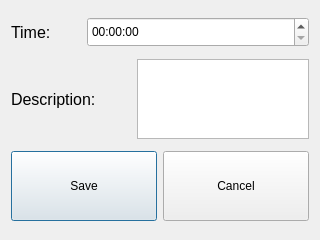
Before: the Qt Designer form QT_framework/neweventdialog.ui in radziminski/radziminski, drawn with Qt 5.
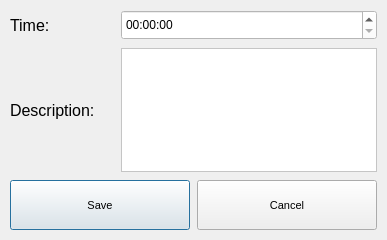
After: the same form once the commit is applied.

What changed in the file:
```diff
--- a/QT_framework/neweventdialog.ui
+++ b/QT_framework/neweventdialog.ui
@@ -14,13 +14,31 @@
    <string>Dialog</string>
   </property>
   <layout class="QVBoxLayout" name="verticalLayout" stretch="1,1,0">
+   <property name="spacing">
+    <number>8</number>
+   </property>
+   <property name="leftMargin">
+    <number>10</number>
+   </property>
+   <property name="topMargin">
+    <number>10</number>
+   </property>
+   <property name="rightMargin">
+    <number>10</number>
+   </property>
+   <property name="bottomMargin">
+    <number>10</number>
+   </property>
    <item>
     <layout class="QHBoxLayout" name="horizontalLayout" stretch="0,1">
+     <property name="spacing">
+      <number>1</number>
+     </property>
      <item>
       <widget class="QLabel" name="label">
        <property name="minimumSize">
         <size>
-         <width>70</width>
+         <width>110</width>
          <height>0</height>
         </size>
        </property>
@@ -32,6 +50,12 @@
        <property name="text">
         <string>Time:</string>
        </property>
+       <property name="alignment">
+        <set>Qt::AlignLeading|Qt::AlignLeft|Qt::AlignVCenter</set>
+       </property>
+       <property name="margin">
+        <number>10</number>
+       </property>
       </widget>
      </item>
      <item>
@@ -51,17 +75,30 @@
          <height>30</height>
         </size>
        </property>
+       <property name="styleSheet">
+        <string notr="true">background-color: white;
+border-color: #8e44ad;</string>
+       </property>
       </widget>
      </item>
     </layout>
    </item>
    <item>
-    <layout class="QHBoxLayout" name="horizontalLayout_2" stretch="0,0">
+    <layout class="QHBoxLayout" name="horizontalLayout_2" stretch="0,1">
+     <property name="spacing">
+      <number>1</number>
+     </property>
      <item>
       <widget class="QLabel" name="label_2">
+       <property name="sizePolicy">
+        <sizepolicy hsizetype="Minimum" vsizetype="Preferred">
+         <horstretch>0</horstretch>
+         <verstretch>0</verstretch>
+        </sizepolicy>
+       </property>
        <property name="minimumSize">
         <size>
-         <width>120</width>
+         <width>110</width>
          <height>0</height>
         </size>
        </property>
@@ -73,42 +110,63 @@
        <property name="text">
         <string>Description:</string>
        </property>
+       <property name="margin">
+        <number>10</number>
+       </property>
       </widget>
      </item>
      <item>
       <widget class="QTextEdit" name="eventDesc">
        <property name="sizePolicy">
-        <sizepolicy hsizetype="Preferred" vsizetype="Preferred">
-         <horstretch>0</horstretch>
-         <verstretch>0</verstretch>
+        <sizepolicy hsizetype="Minimum" vsizetype="Preferred">
+         <horstretch>1</horstretch>
+         <verstretch>1</verstretch>
         </sizepolicy>
        </property>
        <property name="maximumSize">
         <size>
          <width>16777215</width>
-         <height>80</height>
+         <height>16777215</height>
         </size>
        </property>
+       <property name="styleSheet">
+        <string notr="true">background-color: white;
+border-color: #8e44ad;</string>
+       </property>
       </widget>
      </item>
     </layout>
    </item>
    <item>
     <layout class="QHBoxLayout" name="horizontalLayout_3">
+     <property name="spacing">
+      <number>7</number>
+     </property>
      <item>
       <widget class="QPushButton" name="saveBtn">
        <property name="sizePolicy">
-        <sizepolicy hsizetype="Minimum" vsizetype="Minimum">
+        <sizepolicy hsizetype="Preferred" vsizetype="Preferred">
          <horstretch>0</horstretch>
          <verstretch>0</verstretch>
         </sizepolicy>
        </property>
+       <property name="minimumSize">
+        <size>
+         <width>0</width>
+         <height>50</height>
+        </size>
+       </property>
        <property name="maximumSize">
         <size>
          <width>16777215</width>
-         <height>70</height>
+         <height>80</height>
         </size>
        </property>
+       <property name="font">
+        <font>
+         <pointsize>8</pointsize>
+        </font>
+       </property>
        <property name="text">
         <string>Save</string>
        </property>
@@ -117,17 +175,28 @@
      <item>
       <widget class="QPushButton" name="cancelBtn">
        <property name="sizePolicy">
-        <sizepolicy hsizetype="Minimum" vsizetype="Minimum">
+        <sizepolicy hsizetype="Preferred" vsizetype="Preferred">
          <horstretch>0</horstretch>
          <verstretch>0</verstretch>
         </sizepolicy>
        </property>
+       <property name="minimumSize">
+        <size>
+         <width>0</width>
+         <height>50</height>
+        </size>
+       </property>
        <property name="maximumSize">
         <size>
          <width>16777215</width>
-         <height>70</height>
+         <height>80</height>
         </size>
        </property>
+       <property name="font">
+        <font>
+         <pointsize>8</pointsize>
+        </font>
+       </property>
        <property name="text">
         <string>Cancel</string>
        </property>
```
